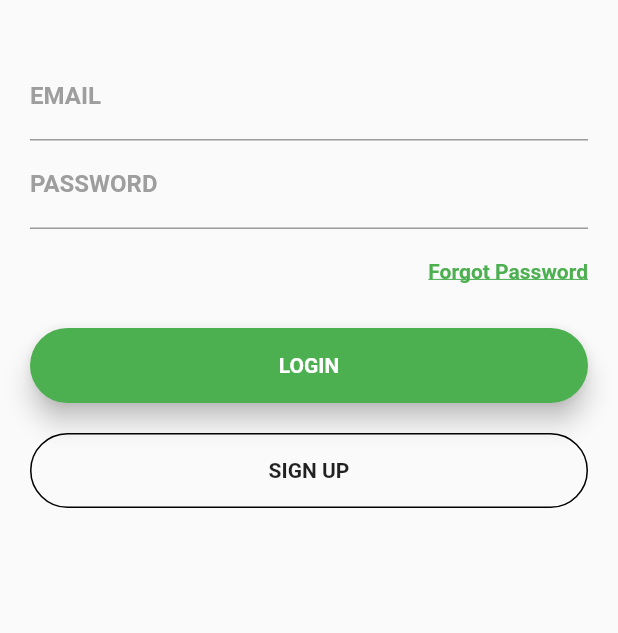
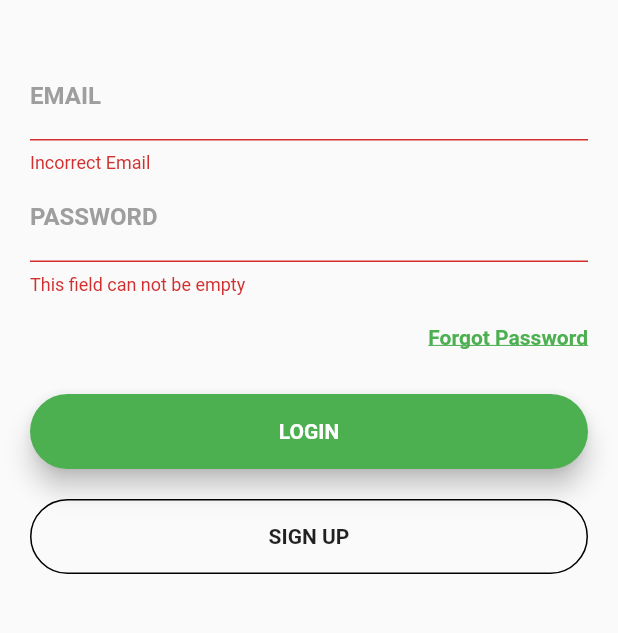
Before and after one commit to BartekKesicki/my_expenses, a Flutter app: the screen it shows after launch, after a tap on "LOGIN", on a phone screen of 412 x 824 dp, the part 404-1037 px from its top. Run offline on Flutter 3.47's test engine with Material 2 defaults, Android fonts, the phone set to English and light mode, and no system bars; our stand-ins replace sqflite; accounts and stored records are empty; Roboto replaces fonts that are missing (Montserrat).

Commit message:
finished login and register user

```diff
--- a/lib/db/constants/db_column_constants.dart
+++ b/lib/db/constants/db_column_constants.dart
@@ -8,7 +8,7 @@ class DbColumnConstants {
   static const String emailColumn = "email";
   static const String passwordColumn = "password";
   static const String incomeColumn = "income";
-  static const String limitColumn = "limit";
+  static const String limitColumn = "expenseLimit";
   static const String startFunds = "startFunds";
 
   //EXPENSE TABLE COLUMN NAMES (WIP)
--- a/lib/db/constants/db_query_constants.dart
+++ b/lib/db/constants/db_query_constants.dart
@@ -2,13 +2,13 @@
 import 'package:my_expenses/db/constants/db_column_constants.dart';
 
 class QueryConstants {
-  static const String CREATE_USER_TABLE_QUERY = "CREATE TABLE ${DbColumnConstants.tableUser}(${DbColumnConstants.idColumnName} INTEGER PRIMARY KEY AUTOINCREMENT, " +
+  static const String CREATE_USER_TABLE_QUERY = "CREATE TABLE ${DbColumnConstants.tableUser} (${DbColumnConstants.idColumnName} INTEGER PRIMARY KEY AUTOINCREMENT, " +
       "${DbColumnConstants.emailColumn} TEXT, " +
       "${DbColumnConstants.passwordColumn} TEXT, " +
-      "${DbColumnConstants.incomeColumn} REAL , " +
+      "${DbColumnConstants.incomeColumn} REAL, " +
       "${DbColumnConstants.limitColumn} REAL, " +
       "${DbColumnConstants.startFunds} REAL)";
-  static const String CREATE_EXPENSE_TABLE_QUERY = "CREATE TABLE ${DbColumnConstants.expenseTable}("
+  static const String CREATE_EXPENSE_TABLE_QUERY = "CREATE TABLE ${DbColumnConstants.expenseTable} ("
       "${DbColumnConstants.expenseIdColumnName} INTEGER PRIMARY KEY AUTOINCREMENT, "
       "${DbColumnConstants.categoryColumnName} TEXT, "
       "${DbColumnConstants.priceColumnName} REAL, "
--- a/lib/db/helpers/database_helper.dart
+++ b/lib/db/helpers/database_helper.dart
@@ -35,15 +35,20 @@ class DatabaseHelper {
     var dbClient = await db;
     String query = "INSERT INTO ${DbColumnConstants.tableUser}(${DbColumnConstants.idColumnName}, " +
         "${DbColumnConstants.emailColumn}, ${DbColumnConstants.passwordColumn}, ${DbColumnConstants.incomeColumn}, ${DbColumnConstants.limitColumn}, ${DbColumnConstants.startFunds}) " +
-            "VALUES(null, ${user.email}, ${user.password}, ${user.income}, ${user.limit}, ${user.startFunds})";
+            "VALUES(${user.id}, '${user.email}', '${user.password}', ${user.income}, ${user.limit}, ${user.startFunds})";
     await dbClient.transaction((txn) async {
       return await txn.rawInsert(query);
     });
   }
 
-  Future<bool> checkIfUserExists(String login, String password) async {
-    List<Map> result = await _db.rawQuery("SELECT * FROM ${DbColumnConstants.tableUser} WHERE ${DbColumnConstants.emailColumn}=$login AND ${DbColumnConstants.passwordColumn}=$password");
-    return result != null && result.length > 0;
+  Future<int> getUserIdOrNull(String login, String password) async {
+    var dbClient = await db;
+    List<Map> result = await dbClient.rawQuery("SELECT * FROM ${DbColumnConstants.tableUser} WHERE ${DbColumnConstants.emailColumn}='$login' AND ${DbColumnConstants.passwordColumn}='$password'");
+    User user;
+    if (result != null && result.isNotEmpty) {
+      user = User.fromMap(result.first);
+    }
+    return user.id;
   }
 
   void saveExpense(Expense expense) {
--- a/lib/db/model/user.dart
+++ b/lib/db/model/user.dart
@@ -1,4 +1,3 @@
-
 import 'package:my_expenses/db/constants/db_column_constants.dart';
 
 class User {
--- a/lib/home/home_page.dart
+++ b/lib/home/home_page.dart
@@ -3,8 +3,9 @@ import 'package:my_expenses/base/base_page_state.dart';
 import 'package:my_expenses/home/home_state_view.dart';
 
 class HomePage extends StatefulWidget {
-  HomePage({Key key, this.title}) : super(key: key);
+  HomePage(this.id, {Key key, this.title}) : super(key: key);
 
+  final int id;
   final String title;
 
   @override
@@ -17,6 +18,7 @@ class _HomePageState extends BasePageState<HomePage> implements HomeStateView {
   @override
   Widget build(BuildContext context) {
     return Scaffold(
+      body: Text("TEXT"),
     );
   }
 
--- a/lib/login/login_model.dart
+++ b/lib/login/login_model.dart
@@ -6,6 +6,10 @@ class LoginModel {
 
   get getAutoValidate => _autoValidate;
 
+  get getEmail => email;
+
+  get getPassword => password;
+
   void setAutoValidate(bool value) {
     _autoValidate = value;
   }
--- a/lib/login/login_page.dart
+++ b/lib/login/login_page.dart
@@ -1,6 +1,7 @@
 import 'package:flutter/material.dart';
 import 'package:my_expenses/base/base_page_state.dart';
 import 'package:my_expenses/constants/validation_messages_constants.dart';
+import 'package:my_expenses/home/home_page.dart';
 import 'package:my_expenses/login/login_model.dart';
 import 'package:my_expenses/login/login_state_presenter.dart';
 import 'package:my_expenses/login/login_state_view.dart';
@@ -18,7 +19,6 @@ class LoginPage extends StatefulWidget {
 class _LoginPageState extends BasePageState<LoginPage> implements LoginStateView {
 
   LoginStatePresenter presenter;
-  LoginModel model;
 
   @override
   Widget build(BuildContext context) {
@@ -41,10 +41,10 @@ class _LoginPageState extends BasePageState<LoginPage> implements LoginStateView
                       if (!presenter.emailIsValid(value)) {
                         return ValidationMessagesConstants.INCORRECT_EMAIL;
                       }
-                      model.email = value;
+                      presenter.model.email = value;
                     },
                     onSaved: (String value) {
-                      model.email = value;
+                      presenter.model.email = value;
                     },
                   ),
                   TextFormField(
@@ -56,7 +56,7 @@ class _LoginPageState extends BasePageState<LoginPage> implements LoginStateView
                     },
                     obscureText: true,
                     onSaved: (String value) {
-                      model.password = value;
+                      presenter.model.password = value;
                     },
                   ),
                   createSizedBox(5.0),
@@ -68,7 +68,7 @@ class _LoginPageState extends BasePageState<LoginPage> implements LoginStateView
                   ),
                   createSizedBox(30.0),
                   createRaisedButton(() {
-                    presenter.performLogin(model.email, model.password);
+                    presenter.performLogin();
                   }, createText("LOGIN", createButtonTextStyle())),
                   createSizedBox(20.0),
                   createSignUpButton(),
@@ -85,7 +85,6 @@ class _LoginPageState extends BasePageState<LoginPage> implements LoginStateView
     if (presenter == null) {
       presenter = LoginStatePresenter();
       presenter.attach(this);
-      model = LoginModel();
     }
   }
 
@@ -123,8 +122,8 @@ class _LoginPageState extends BasePageState<LoginPage> implements LoginStateView
   }
 
   @override
-  void redirectToHomePage() {
-    // TODO: implement redirectToHomePage
+  void redirectToHomePage(int id) {
+    Navigator.of(context).pushAndRemoveUntil(MaterialPageRoute(builder: (context) => HomePage(id)), (Route<dynamic> route) => false);
   }
 
   @override
@@ -134,7 +133,9 @@ class _LoginPageState extends BasePageState<LoginPage> implements LoginStateView
 
   @override
   void showMessage(String message) {
-    // TODO: implement showMessage
+    Scaffold.of(context).showSnackBar(new SnackBar(
+      content: new Text(message),
+    ));
   }
 
   @override
--- a/lib/login/login_state_presenter.dart
+++ b/lib/login/login_state_presenter.dart
@@ -9,20 +9,29 @@ import 'package:my_expenses/login/login_validator.dart';
 class LoginStatePresenter extends BaseStatePresenter {
 
   LoginStateView view;
-  LoginModel model;
+  LoginModel model = new LoginModel();
   final GlobalKey<FormState> _formKey = GlobalKey<FormState>();
-  var dbHelper = DatabaseHelper();
+  var dbHelper;
 
   get getFormKey => _formKey;
 
-  void performLogin(String login, String password) async {
-    var userExists = await dbHelper.checkIfUserExists(login, password);
-    if (_formKey.currentState.validate() && !userExists) {
+  void performLogin() async {
+    if (_formKey.currentState.validate()) {
       _formKey.currentState.save();
-      //todo redirect to home page
     } else {
       view.autoValidate();
+      return;
     }
+    await dbHelper.getUserIdOrNull(model.getEmail, model.getPassword).then(login, onError: loginError);
+
+  }
+
+  void login(int value) {
+    view.redirectToHomePage(value);
+  }
+
+  void loginError() {
+    view.showMessage("LOGIN FAILED");
   }
 
   bool emailIsValid(String email) {
@@ -40,6 +49,8 @@ class LoginStatePresenter extends BaseStatePresenter {
   @override
   void attach(BaseStateView view) {
     this.view = view;
+    dbHelper = DatabaseHelper();
+
   }
 
   @override
--- a/lib/login/login_state_view.dart
+++ b/lib/login/login_state_view.dart
@@ -1,7 +1,7 @@
 import 'package:my_expenses/base/base_state_view.dart';
 
 abstract class LoginStateView extends BaseStateView {
-  void redirectToHomePage();
+  void redirectToHomePage(int userId);
   void redirectToSignUpPage();
   void autoValidate();
 }
--- a/lib/sign_up_expense_data/sign_up_expense_data_state_presenter.dart
+++ b/lib/sign_up_expense_data/sign_up_expense_data_state_presenter.dart
@@ -34,6 +34,8 @@ class SignUpExpenseDataStatePresenter extends BaseStatePresenter {
   }
 
   User createUser(SignUpPersonalDataModel personalData) {
+    //todo remove mocked id
+   // int id = 0;
     return User(null, personalData.email, personalData.password, model.income, model.monthlyLimit, model.startFunds);
   }
 
--- a/lib/sign_up_expense_data/sign_up_expense_page_data.dart
+++ b/lib/sign_up_expense_data/sign_up_expense_page_data.dart
@@ -1,6 +1,7 @@
 import 'package:flutter/material.dart';
 import 'package:my_expenses/base/base_page_state.dart';
 import 'package:my_expenses/constants/validation_messages_constants.dart';
+import 'package:my_expenses/login/login_page.dart';
 import 'package:my_expenses/sign_up_expense_data/sign_up_expense_data_state_presenter.dart';
 import 'package:my_expenses/sign_up_expense_data/sign_up_expense_data_state_view.dart';
 import 'package:my_expenses/sign_up_expense_data/sign_up_expense_data_validator.dart';
@@ -106,7 +107,7 @@ class _SignUpExpenseDataPageState extends BasePageState<SignUpExpenseDataPage> i
 
   @override
   void redirectToLoginPage() {
-    // TODO: implement redirectToLoginPage
+    Navigator.of(context).pushAndRemoveUntil(MaterialPageRoute(builder: (context) => LoginPage()), (Route<dynamic> route) => false);
   }
 
   @override
```
